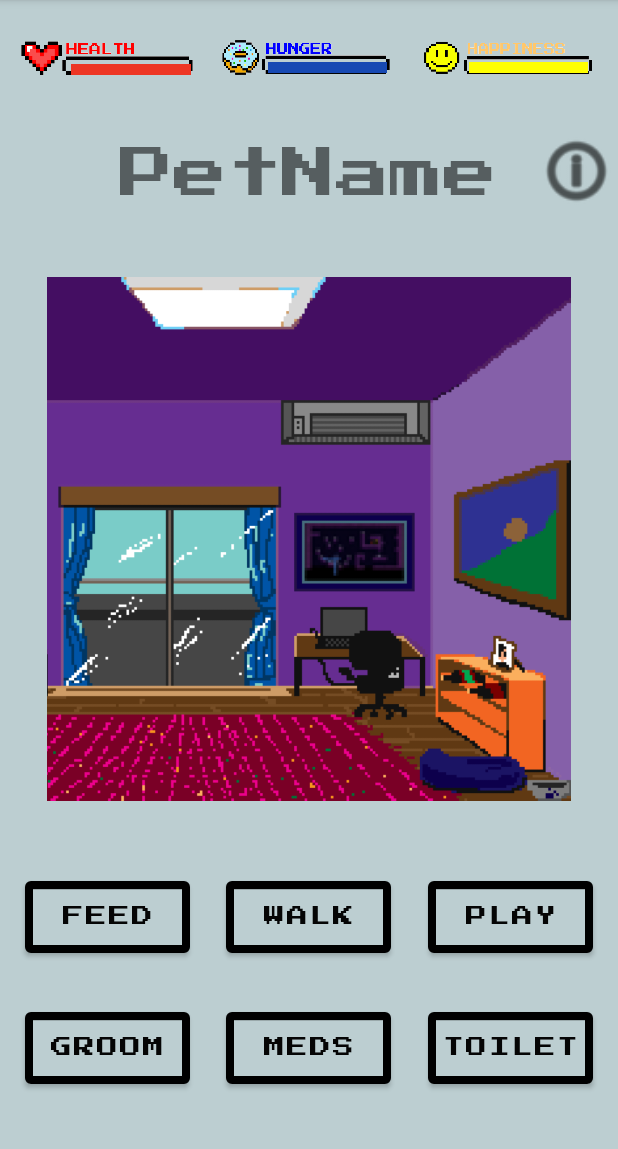
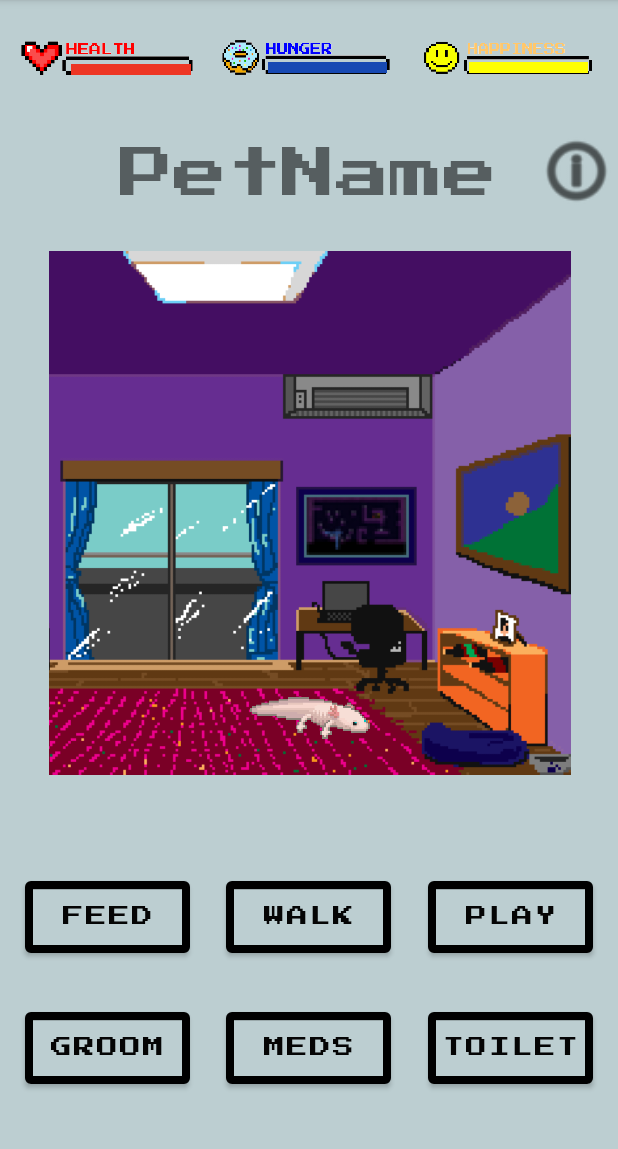
Before and after one commit to Mogogipen/PandemicPal, an Android app: the PetPageActivity screen opened directly, with no data from a screen before it, on a phone screen of 412 x 824 dp, the part 84-1233 px from its top. Run offline under Robolectric (Android 15) with nearby library versions, the light colour scheme and no system bars; 1 statement that could not run was skipped.

Commit message:
Update activity_pet_page.xml
Added Pet image in PetPageActivity

```diff
--- a/app/src/main/res/layout/activity_pet_page.xml
+++ b/app/src/main/res/layout/activity_pet_page.xml
@@ -159,17 +159,6 @@
         app:strokeColor="#000000"
         app:strokeWidth="5dp" />
 
-    <ImageView
-        android:id="@+id/backgroundImage"
-        android:layout_width="349dp"
-        android:layout_height="356dp"
-        app:layout_constraintBottom_toBottomOf="parent"
-        app:layout_constraintEnd_toEndOf="parent"
-        app:layout_constraintStart_toStartOf="parent"
-        app:layout_constraintTop_toTopOf="parent"
-        app:layout_constraintVertical_bias="0.44"
-        app:srcCompat="@drawable/room_default" />
-
     <ImageButton
         android:id="@+id/moreOptionsButton"
         android:layout_width="55dp"
@@ -271,4 +260,29 @@
         app:layout_constraintVertical_bias="0.046"
         app:srcCompat="@drawable/red_full" />
 
+    <FrameLayout
+        android:layout_width="348dp"
+        android:layout_height="354dp"
+        android:layout_marginTop="164dp"
+        app:layout_constraintEnd_toEndOf="parent"
+        app:layout_constraintHorizontal_bias="0.507"
+        app:layout_constraintStart_toStartOf="parent"
+        app:layout_constraintTop_toTopOf="parent">
+
+        <ImageView
+            android:id="@+id/backgroundImage"
+            android:layout_width="349dp"
+            android:layout_height="356dp"
+            app:srcCompat="@drawable/room_default" />
+
+        <ImageView
+            android:id="@+id/petImage"
+            android:layout_width="80dp"
+            android:layout_height="80dp"
+            android:layout_gravity="bottom|center"
+            android:layout_marginBottom="0dp"
+            android:scaleType="fitCenter"
+            app:srcCompat="@drawable/axolotl" />
+    </FrameLayout>
+
 </androidx.constraintlayout.widget.ConstraintLayout>
```
